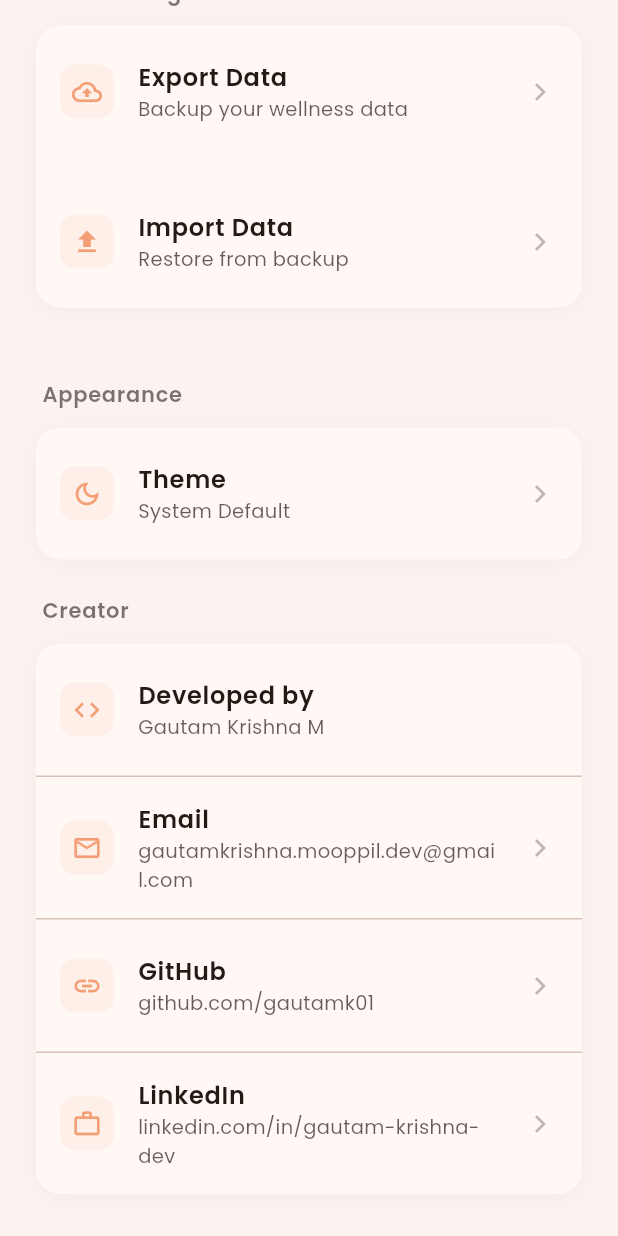
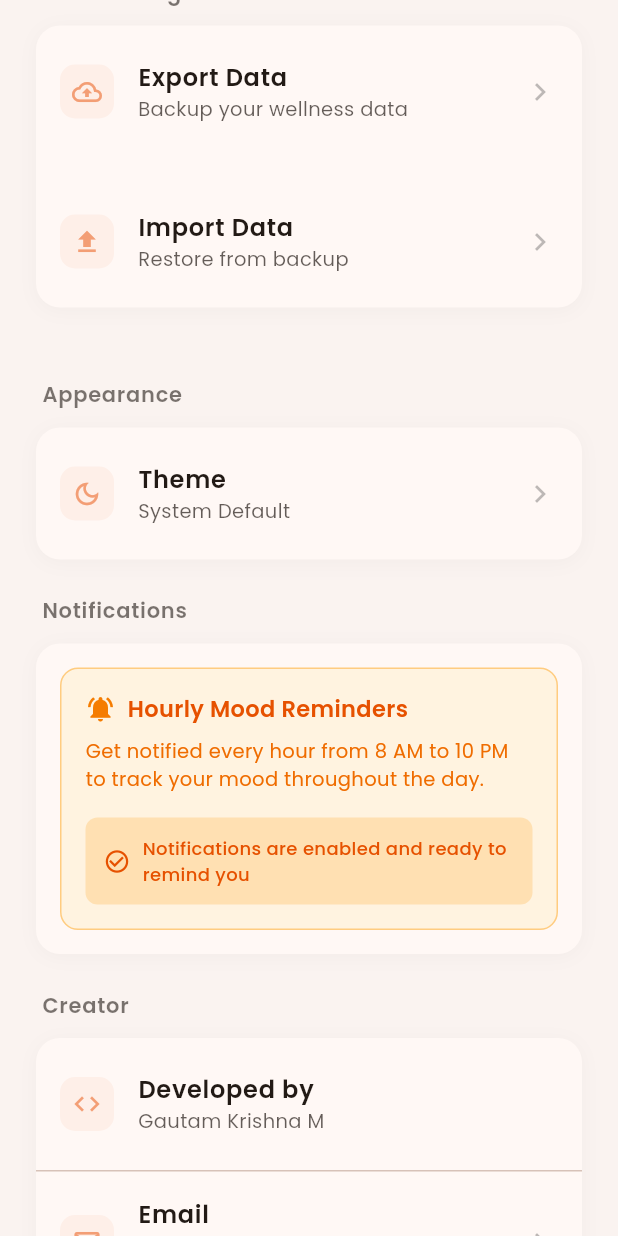
Before and after one commit to gautamk01/Tiko-Mindful-Journal-app, a Flutter app: the SettingsPage screen opened directly, scrolled down 576 dp, on a phone screen of 412 x 824 dp. Run offline on Flutter 3.47's test engine with Material 3 defaults, Android fonts, the phone set to English and light mode, and no system bars; our stand-ins replace file_picker, fl_chart, google_fonts, hive, hive_flutter, image_picker; accounts and stored records are empty; network calls fail.

```diff
--- a/lib/pages/settings_page.dart
+++ b/lib/pages/settings_page.dart
@@ -246,6 +246,85 @@ class _SettingsPageState extends State<SettingsPage> {
                       onTap: _showThemeSelector,
                     ),
                   ],
+                ),
+              ),
+
+              const SizedBox(height: 24),
+
+              // Notifications section
+              _buildSection(
+                title: 'Notifications',
+                child: Padding(
+                  padding: const EdgeInsets.all(16),
+                  child: Container(
+                    padding: const EdgeInsets.all(16),
+                    decoration: BoxDecoration(
+                      color: Colors.orange.shade50,
+                      borderRadius: BorderRadius.circular(12),
+                      border: Border.all(color: Colors.orange.shade200),
+                    ),
+                    child: Column(
+                      crossAxisAlignment: CrossAxisAlignment.start,
+                      children: [
+                        Row(
+                          children: [
+                            Icon(
+                              Icons.notifications_active,
+                              color: Colors.orange.shade700,
+                              size: 20,
+                            ),
+                            const SizedBox(width: 8),
+                            Expanded(
+                              child: Text(
+                                'Hourly Mood Reminders',
+                                style: GoogleFonts.poppins(
+                                  fontWeight: FontWeight.w600,
+                                  color: Colors.orange.shade900,
+                                  fontSize: 15,
+                                ),
+                              ),
+                            ),
+                          ],
+                        ),
+                        const SizedBox(height: 8),
+                        Text(
+                          'Get notified every hour from 8 AM to 10 PM to track your mood throughout the day.',
+                          style: GoogleFonts.poppins(
+                            fontSize: 13,
+                            color: Colors.orange.shade800,
+                          ),
+                        ),
+                        const SizedBox(height: 16),
+                        Container(
+                          padding: const EdgeInsets.all(12),
+                          decoration: BoxDecoration(
+                            color: Colors.orange.shade100,
+                            borderRadius: BorderRadius.circular(8),
+                          ),
+                          child: Row(
+                            children: [
+                              Icon(
+                                Icons.check_circle_outline,
+                                color: Colors.orange.shade900,
+                                size: 18,
+                              ),
+                              const SizedBox(width: 8),
+                              Expanded(
+                                child: Text(
+                                  'Notifications are enabled and ready to remind you',
+                                  style: GoogleFonts.poppins(
+                                    fontSize: 12,
+                                    color: Colors.orange.shade900,
+                                    fontWeight: FontWeight.w500,
+                                  ),
+                                ),
+                              ),
+                            ],
+                          ),
+                        ),
+                      ],
+                    ),
+                  ),
                 ),
               ),
 
@@ -500,4 +579,26 @@ class _SettingsPageState extends State<SettingsPage> {
       ).showSnackBar(SnackBar(content: Text('Could not open link: $e')));
     }
   }
+
+  Future<void> _openAppSettings() async {
+    try {
+      // Use Android intent format to open app details settings
+      const settingsUrl =
+          'android.settings.APPLICATION_DETAILS_SETTINGS://com.example.tracking_app';
+      await launchUrl(
+        Uri.parse(settingsUrl),
+        mode: LaunchMode.externalApplication,
+      );
+    } catch (e) {
+      if (!mounted) return;
+      ScaffoldMessenger.of(context).showSnackBar(
+        const SnackBar(
+          content: Text(
+            'Please manually enable "Alarms & reminders" in Settings > Apps > Tiko',
+          ),
+          duration: Duration(seconds: 4),
+        ),
+      );
+    }
+  }
 }
--- a/lib/services/database_service.dart
+++ b/lib/services/database_service.dart
@@ -163,6 +163,28 @@ class DatabaseService {
     return getHourlyMoodsForDate(DateTime.now());
   }
 
+  /// Get list of hours (8-22) that have passed today but don't have mood entries
+  List<int> getMissingMoodHours() {
+    final now = DateTime.now();
+    final currentHour = now.hour;
+    final todaysMoods = getMoodEntriesForToday();
+
+    // Get hours that already have mood entries
+    final recordedHours = todaysMoods
+        .map((mood) => mood.timestamp.hour)
+        .toSet();
+
+    // Check which hours from 8 AM to current hour (inclusive) are missing
+    final missingHours = <int>[];
+    for (int hour = 8; hour <= 22 && hour <= currentHour; hour++) {
+      if (!recordedHours.contains(hour)) {
+        missingHours.add(hour);
+      }
+    }
+
+    return missingHours;
+  }
+
   List<HourlyMood> getAllHourlyMoods() {
     final box = Hive.box<HourlyMood>('hourly_moods');
     return box.values.toList();
--- a/pubspec.yaml
+++ b/pubspec.yaml
@@ -45,8 +45,6 @@ dependencies:
   image_picker: ^1.2.1
   archive: ^3.6.1
   path: ^1.9.0
-  flutter_local_notifications: ^18.0.1
-  timezone: ^0.9.4
   url_launcher: ^6.3.1
 
 dev_dependencies:
```
Also changed, not shown: lib/main.dart (+0 -10 lines), lib/pages/mood_chart_page.dart (+20 -28 lines), lib/services/notification_service.dart (deleted, +0 -216 lines), pubspec.lock, 3 other files.
